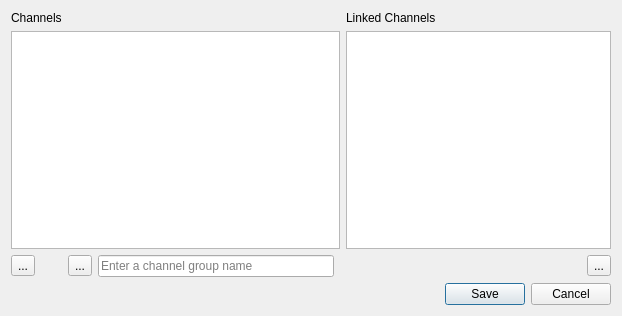
Qt form src/main/python/ui/group_channels.ui (3ll3d00d/beqdesigner) before a commit.
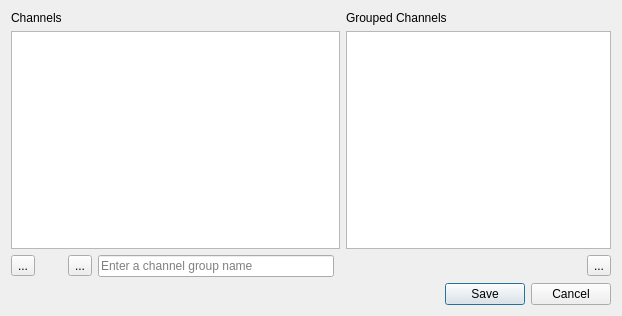
The same form after that commit.

Patch:
```diff
--- a/src/main/python/ui/group_channels.ui
+++ b/src/main/python/ui/group_channels.ui
@@ -75,7 +75,7 @@
    <item row="0" column="5">
     <widget class="QLabel" name="linkedLabel">
      <property name="text">
-      <string>Linked Channels</string>
+      <string>Grouped Channels</string>
      </property>
     </widget>
    </item>
```
Left out of the diff: 2 changed lines with no effect on the pictures.
